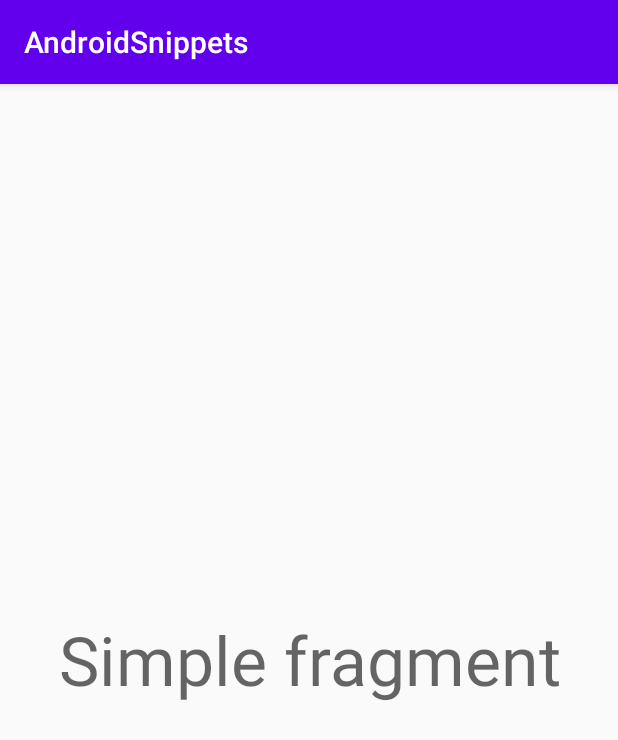
After one commit to RajashekarRaju/AndroidSnippets, an Android app: the fragment SimpleFragment shown on its own in the app's theme, on a phone screen of 412 x 824 dp. The commit adds this screen. Shown: the top 740 px of the screen. Run offline under Robolectric (Android 15) with nearby library versions, the phone set to English and light mode, and no system bars.

Commit message:
Added activity and fragment for java and kotlin

```diff
--- /dev/null
+++ b/app/src/main/java/com/developersbreach/androidsnippets/SimpleFragment.kt
@@ -0,0 +1,28 @@
+package com.developersbreach.androidsnippets
+
+import android.os.Bundle
+import androidx.fragment.app.Fragment
+import android.view.LayoutInflater
+import android.view.View
+import android.view.ViewGroup
+
+/**
+ * A simple [Fragment] subclass.
+ */
+class SimpleFragment : Fragment() {
+
+    @Suppress("DEPRECATION")
+    override fun onCreate(savedInstanceState: Bundle?) {
+        super.onCreate(savedInstanceState)
+
+        requireActivity().window.decorView.systemUiVisibility = View.SYSTEM_UI_FLAG_FULLSCREEN
+    }
+
+    override fun onCreateView(
+        inflater: LayoutInflater, container: ViewGroup?,
+        savedInstanceState: Bundle?
+    ): View? {
+        // Inflate the layout for this fragment
+        return inflater.inflate(R.layout.fragment_simple, container, false)
+    }
+}
--- a/app/src/main/java/com/developersbreach/androidsnippets/StatusActivity.java
+++ b/app/src/main/java/com/developersbreach/androidsnippets/StatusActivity.java
@@ -29,10 +29,12 @@ public class StatusActivity extends AppCompatActivity {
     }
 
     private void hideStatusBar() {
-        this.getWindow().getDecorView().setSystemUiVisibility(View.SYSTEM_UI_FLAG_FULLSCREEN);
+        View windowDecorView = getWindow().getDecorView();
+        windowDecorView.setSystemUiVisibility(View.SYSTEM_UI_FLAG_FULLSCREEN);
     }
 
     private void showStatusBar() {
-        this.getWindow().getDecorView().setSystemUiVisibility(View.SYSTEM_UI_FLAG_VISIBLE);
+        View windowDecorView = getWindow().getDecorView();
+        windowDecorView.setSystemUiVisibility(View.SYSTEM_UI_FLAG_VISIBLE);
     }
 }
--- /dev/null
+++ b/app/src/main/res/layout/fragment_simple.xml
@@ -0,0 +1,15 @@
+<?xml version="1.0" encoding="utf-8"?>
+<FrameLayout xmlns:android="http://schemas.android.com/apk/res/android"
+    xmlns:tools="http://schemas.android.com/tools"
+    android:layout_width="match_parent"
+    android:layout_height="match_parent"
+    tools:context=".SimpleFragment">
+
+    <TextView
+        android:layout_width="match_parent"
+        android:layout_height="match_parent"
+        android:gravity="center"
+        android:text="@string/blank_fragment"
+        android:textAppearance="@style/TextAppearance.AppCompat.Display2" />
+
+</FrameLayout>
```
Also changed, not shown: app/src/main/java/com/developersbreach/androidsnippets/MainActivity.kt (+6 -7 lines).
